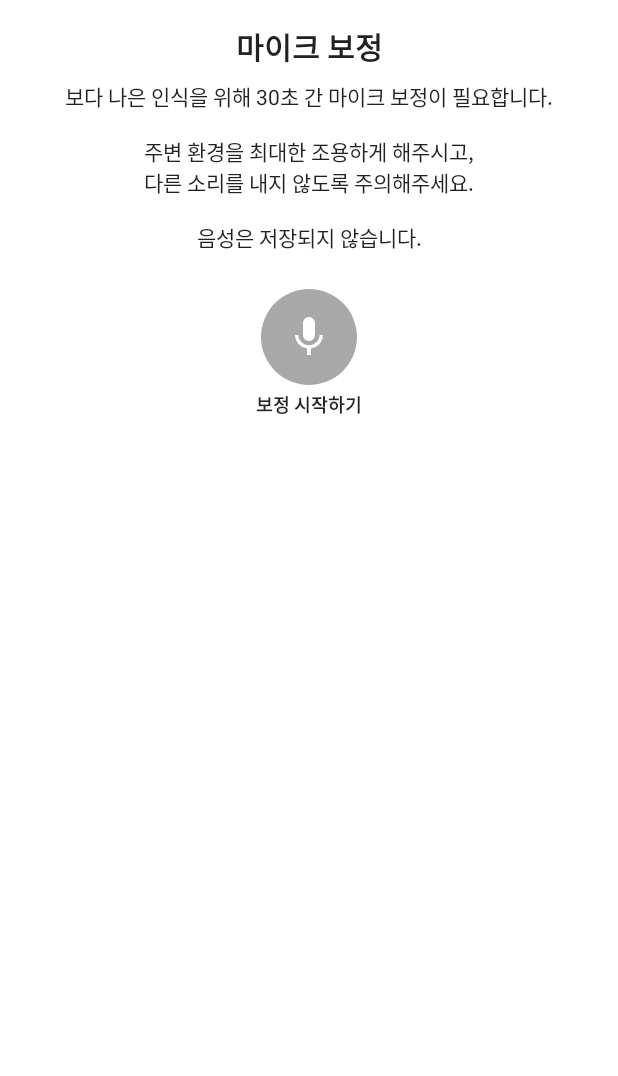
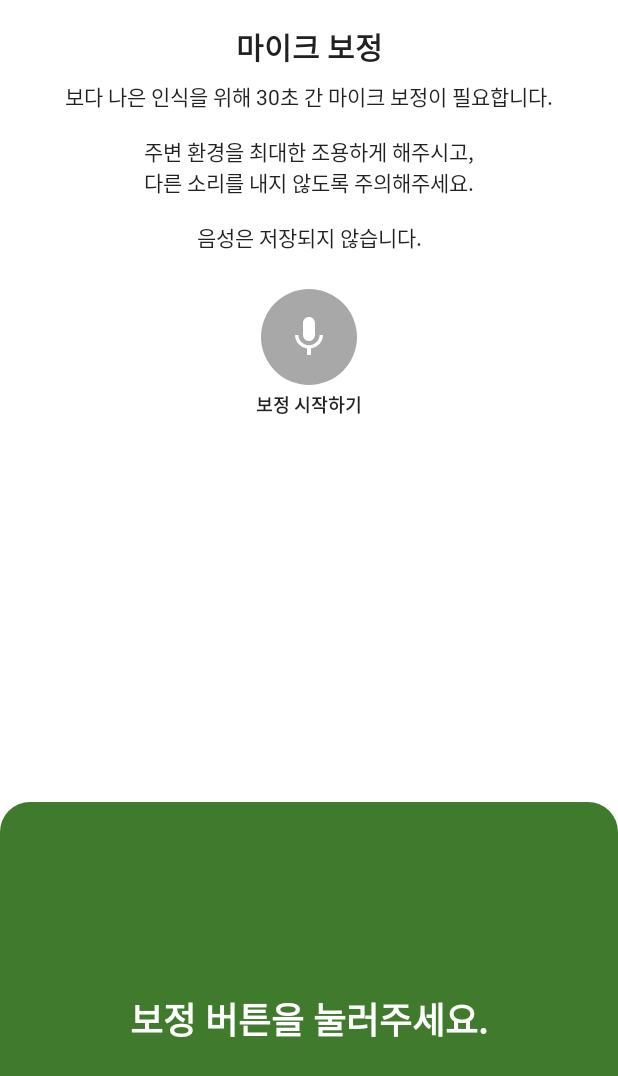
Before and after one commit to Aftermoon-dev/SafeNoiseCanceling, an Android app: the CalibrationActivity screen opened directly, with no data from a screen before it, on a phone screen of 412 x 824 dp. Shown: the top 1076 px of the screen. Run offline under Robolectric (Android 15) with nearby library versions, the phone set to English and light mode, and no system bars.

Commit message:
Added Calibration Bottom Msg

```diff
--- a/app/src/main/java/kr/ac/gachon/sw/safenoisecanceling/ui/calibration/CalibrationActivity.kt
+++ b/app/src/main/java/kr/ac/gachon/sw/safenoisecanceling/ui/calibration/CalibrationActivity.kt
@@ -40,6 +40,7 @@ class CalibrationActivity: BaseActivity<ActivityCalibrationBinding>(ActivityCali
 
             if (Utils.checkPermission(this@CalibrationActivity, android.Manifest.permission.ACTIVITY_RECOGNITION) && Utils.checkPermission(this@CalibrationActivity, android.Manifest.permission.RECORD_AUDIO)) {
                 loadingDialog.show()
+                viewBinding.tvCalibrationBottomMsg.text = getString(R.string.calibration_bottom_msg_during)
                 if (Build.VERSION.SDK_INT >= Build.VERSION_CODES.O) {
                     this@CalibrationActivity.startForegroundService(serviceIntent)
                 } else {
--- /dev/null
+++ b/app/src/main/res/drawable-v24/bg_calibration_msg.xml
@@ -0,0 +1,14 @@
+<?xml version="1.0" encoding="utf-8"?>
+<layer-list xmlns:android="http://schemas.android.com/apk/res/android">
+    <item
+        android:bottom="-2dp" >
+        <shape android:shape="rectangle">
+            <solid android:color="#407A2C" />
+            <corners android:radius="20dp"
+                android:topLeftRadius="20dp"
+                android:topRightRadius="20dp"
+                android:bottomLeftRadius="0dp"
+                android:bottomRightRadius="0dp"/>
+        </shape>
+    </item>
+</layer-list>
--- a/app/src/main/res/layout/activity_calibration.xml
+++ b/app/src/main/res/layout/activity_calibration.xml
@@ -68,4 +68,28 @@
         app:layout_constraintEnd_toEndOf="@+id/btn_startrecord"
         app:layout_constraintStart_toStartOf="@+id/btn_startrecord"
         app:layout_constraintTop_toBottomOf="@+id/btn_startrecord" />
+
+    <androidx.constraintlayout.widget.ConstraintLayout
+        android:layout_width="0dp"
+        android:layout_height="0dp"
+        android:layout_marginTop="256dp"
+        android:background="@drawable/bg_calibration_msg"
+        app:layout_constraintBottom_toBottomOf="parent"
+        app:layout_constraintEnd_toEndOf="parent"
+        app:layout_constraintStart_toStartOf="parent"
+        app:layout_constraintTop_toBottomOf="@+id/tv_start_btn">
+
+        <TextView
+            android:id="@+id/tv_calibration_bottom_msg"
+            android:layout_width="wrap_content"
+            android:layout_height="wrap_content"
+            android:text="@string/calibration_bottom_msg_ready"
+            android:textColor="#FFFFFF"
+            android:textSize="24sp"
+            android:textStyle="bold"
+            app:layout_constraintBottom_toBottomOf="parent"
+            app:layout_constraintEnd_toEndOf="parent"
+            app:layout_constraintStart_toStartOf="parent"
+            app:layout_constraintTop_toTopOf="parent" />
+    </androidx.constraintlayout.widget.ConstraintLayout>
 </androidx.constraintlayout.widget.ConstraintLayout>
--- a/app/src/main/res/values/strings.xml
+++ b/app/src/main/res/values/strings.xml
@@ -83,4 +83,6 @@
     <string name="calibration_msg">보다 나은 인식을 위해 30초 간 마이크 보정이 필요합니다.\n\n주변 환경을 최대한 조용하게 해주시고,\n다른 소리를 내지 않도록 주의해주세요.\n\n음성은 저장되지 않습니다.</string>
     <string name="calibration_start_button">보정 시작하기</string>
     <string name="calibration_finish">보정이 끝났습니다.</string>
+    <string name="calibration_bottom_msg_ready">보정 버튼을 눌러주세요.</string>
+    <string name="calibration_bottom_msg_during">보정을 진행하고 있습니다..</string>
 </resources>
```
